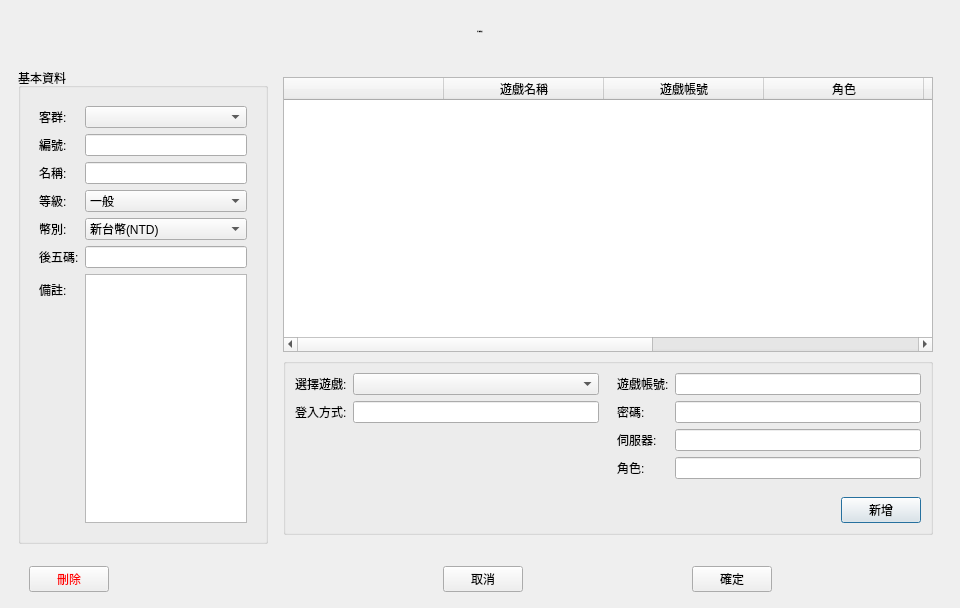
Qt form src/AdbClient/StageCustomerService/DialogCustomerEdit.ui (roger0816/Adb) before a commit.
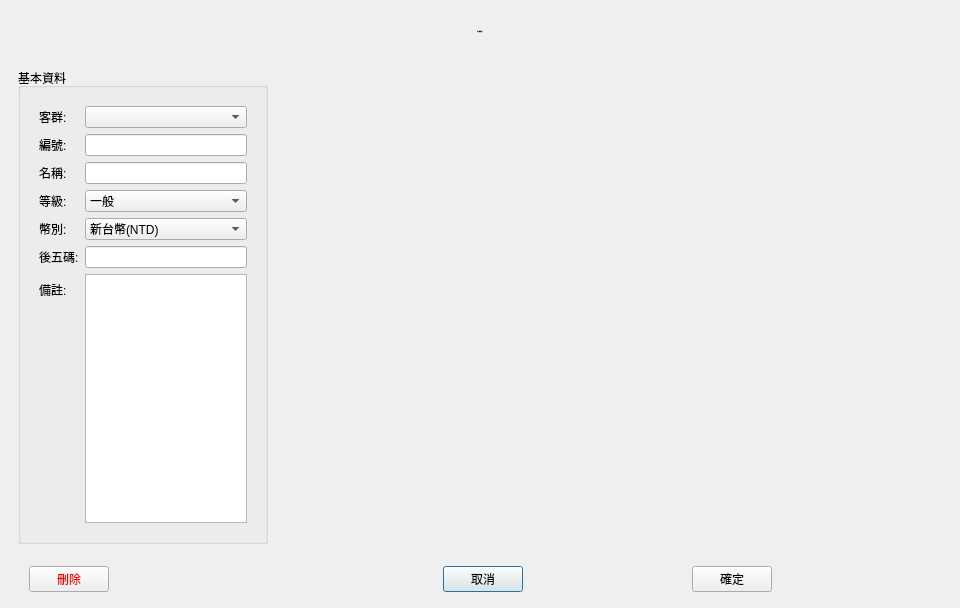
The same form after that commit. Custom widgets are drawn as their Qt base class.

What changed in the file:
```diff
--- a/src/AdbClient/StageCustomerService/DialogCustomerEdit.ui
+++ b/src/AdbClient/StageCustomerService/DialogCustomerEdit.ui
@@ -252,250 +252,6 @@
            <property name="styleSheet">
             <string notr="true"/>
            </property>
-           <widget class="QWidget" name="stackedWidget_2Page1" native="true">
-            <layout class="QGridLayout" name="gridLayout_5">
-             <item row="0" column="0">
-              <widget class="QWidget" name="widget_5" native="true">
-               <property name="styleSheet">
-                <string notr="true"/>
-               </property>
-               <layout class="QGridLayout" name="gridLayout_6">
-                <property name="leftMargin">
-                 <number>0</number>
-                </property>
-                <property name="topMargin">
-                 <number>0</number>
-                </property>
-                <property name="rightMargin">
-                 <number>0</number>
-                </property>
-                <property name="bottomMargin">
-                 <number>0</number>
-                </property>
-                <item row="2" column="0" colspan="3">
-                 <widget class="QTableWidget" name="tbGameList">
-                  <property name="editTriggers">
-                   <set>QAbstractItemView::NoEditTriggers</set>
-                  </property>
-                  <property name="selectionBehavior">
-                   <enum>QAbstractItemView::SelectRows</enum>
-                  </property>
-                  <attribute name="horizontalHeaderDefaultSectionSize">
-                   <number>160</number>
-                  </attribute>
-                  <attribute name="horizontalHeaderStretchLastSection">
-                   <bool>true</bool>
-                  </attribute>
-                  <column>
-                   <property name="text">
-                    <string/>
-                   </property>
-                  </column>
-                  <column>
-                   <property name="text">
-                    <string>遊戲名稱</string>
-                   </property>
-                  </column>
-                  <column>
-                   <property name="text">
-                    <string>遊戲帳號</string>
-                   </property>
-                  </column>
-                  <column>
-                   <property name="text">
-                    <string>角色</string>
-                   </property>
-                  </column>
-                  <column>
-                   <property name="text">
-                    <string>密碼</string>
-                   </property>
-                  </column>
-                  <column>
-                   <property name="text">
-                    <string>伺服器</string>
-                   </property>
-                  </column>
-                  <column>
-                   <property name="text">
-                    <string>登入方式</string>
-                   </property>
-                  </column>
-                 </widget>
-                </item>
-                <item row="3" column="0" colspan="3">
-                 <widget class="QGroupBox" name="groupBox">
-                  <property name="minimumSize">
-                   <size>
-                    <width>0</width>
-                    <height>140</height>
-                   </size>
-                  </property>
-                  <property name="title">
-                   <string/>
-                  </property>
-                  <layout class="QGridLayout" name="gridLayout_7" columnstretch="1,1">
-                   <property name="leftMargin">
-                    <number>0</number>
-                   </property>
-                   <property name="topMargin">
-                    <number>0</number>
-                   </property>
-                   <property name="rightMargin">
-                    <number>0</number>
-                   </property>
-                   <property name="bottomMargin">
-                    <number>0</number>
-                   </property>
-                   <property name="spacing">
-                    <number>0</number>
-                   </property>
-                   <item row="0" column="0" rowspan="2">
-                    <widget class="QWidget" name="widget_6" native="true">
-                     <layout class="QFormLayout" name="formLayout_2">
-                      <item row="0" column="0">
-                       <widget class="QLabel" name="label_9">
-                        <property name="sizePolicy">
-                         <sizepolicy hsizetype="Fixed" vsizetype="Preferred">
-                          <horstretch>0</horstretch>
-                          <verstretch>0</verstretch>
-                         </sizepolicy>
-                        </property>
-                        <property name="text">
-                         <string>選擇遊戲:</string>
-                        </property>
-                       </widget>
-                      </item>
-                      <item row="0" column="1">
-                       <widget class="QComboBox" name="cbGame">
-                        <property name="toolTip">
-                         <string>&lt;html&gt;&lt;head/&gt;&lt;body&gt;&lt;p&gt;設定的遊戲清單(管理設定-&amp;gt;售價設定)&lt;/p&gt;&lt;/body&gt;&lt;/html&gt;</string>
-                        </property>
-                        <property name="whatsThis">
-                         <string>&lt;html&gt;&lt;head/&gt;&lt;body&gt;&lt;p&gt;在系統設定-&amp;gt;售價設定先設定好遊戲清單&lt;/p&gt;&lt;/body&gt;&lt;/html&gt;</string>
-                        </property>
-                       </widget>
-                      </item>
-                      <item row="1" column="0">
-                       <widget class="QLabel" name="label_10">
-                        <property name="text">
-                         <string>登入方式:</string>
-                        </property>
-                       </widget>
-                      </item>
-                      <item row="1" column="1">
-                       <widget class="QLineEdit" name="txLoginType"/>
-                      </item>
-                     </layout>
-                    </widget>
-                   </item>
-                   <item row="0" column="1" rowspan="2">
-                    <widget class="QWidget" name="widget_7" native="true">
-                     <layout class="QFormLayout" name="formLayout_3">
-                      <item row="0" column="0">
-                       <widget class="QLabel" name="label_11">
-                        <property name="text">
-                         <string>遊戲帳號:</string>
-                        </property>
-                       </widget>
-                      </item>
-                      <item row="0" column="1">
-                       <widget class="QLineEdit" name="txGameAccount"/>
-                      </item>
-                      <item row="2" column="0">
-                       <widget class="QLabel" name="label_12">
-                        <property name="text">
-                         <string>伺服器:</string>
-                        </property>
-                       </widget>
-                      </item>
-                      <item row="2" column="1">
-                       <widget class="QLineEdit" name="txServer"/>
-                      </item>
-                      <item row="3" column="0">
-                       <widget class="QLabel" name="label_13">
-                        <property name="text">
-                         <string>角色:</string>
-                        </property>
-                       </widget>
-                      </item>
-                      <item row="3" column="1">
-                       <widget class="QLineEdit" name="txChr"/>
-                      </item>
-                      <item row="1" column="0">
-                       <widget class="QLabel" name="label_7">
-                        <property name="text">
-                         <string>密碼:</string>
-                        </property>
-                       </widget>
-                      </item>
-                      <item row="1" column="1">
-                       <widget class="QLineEdit" name="txPassword"/>
-                      </item>
-                     </layout>
-                    </widget>
-                   </item>
-                   <item row="2" column="0" colspan="2">
-                    <widget class="QWidget" name="wGameItemArea" native="true">
-                     <property name="minimumSize">
-                      <size>
-                       <width>0</width>
-                       <height>30</height>
-                      </size>
-                     </property>
-                     <layout class="QHBoxLayout" name="horizontalLayout_3">
-                      <item>
-                       <widget class="QLabel" name="lbMsg">
-                        <property name="sizePolicy">
-                         <sizepolicy hsizetype="Expanding" vsizetype="Preferred">
-                          <horstretch>0</horstretch>
-                          <verstretch>0</verstretch>
-                         </sizepolicy>
-                        </property>
-                        <property name="styleSheet">
-                         <string notr="true">color: rgb(13, 13, 13);</string>
-                        </property>
-                        <property name="text">
-                         <string/>
-                        </property>
-                        <property name="alignment">
-                         <set>Qt::AlignCenter</set>
-                        </property>
-                       </widget>
-                      </item>
-                      <item>
-                       <widget class="QPushButton" name="btnAddGame">
-                        <property name="minimumSize">
-                         <size>
-                          <width>36</width>
-                          <height>0</height>
-                         </size>
-                        </property>
-                        <property name="maximumSize">
-                         <size>
-                          <width>1000000</width>
-                          <height>16777215</height>
-                         </size>
-                        </property>
-                        <property name="styleSheet">
-                         <string notr="true"/>
-                        </property>
-                        <property name="text">
-                         <string>新增</string>
-                        </property>
-                       </widget>
-                      </item>
-                     </layout>
-                    </widget>
-                   </item>
-                  </layout>
-                 </widget>
-                </item>
-               </layout>
-              </widget>
-             </item>
-            </layout>
-           </widget>
            <widget class="LayerCustomerGameEdit" name="page"/>
           </widget>
          </item>
```
Left out of the diff: 1 changed line with no effect on the pictures.
